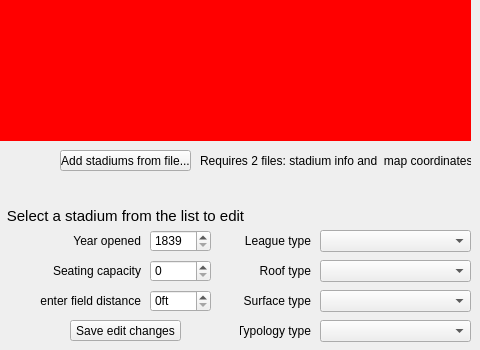
This is src/views/adminview.ui in minorleaguegrayonassociates/GrayonSlam as Qt 5 draws it before an edit; both pictures show x 230 to 710 and y 250 to 600 of the 710 by 600 pixel window. The edited form follows.
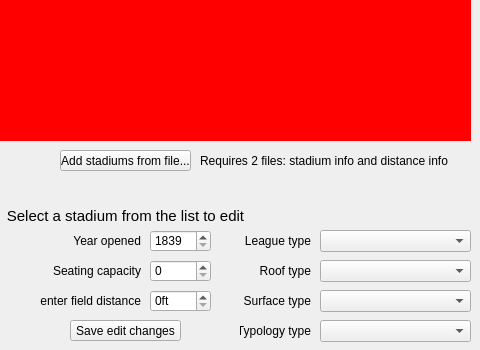
This is the edited form.

Commit message: Able to add new stadiums and distances from file

Patch:
```diff
--- a/src/views/adminview.ui
+++ b/src/views/adminview.ui
@@ -358,7 +358,7 @@
       <string notr="true"/>
      </property>
      <property name="text">
-      <string>Requires 2 files: stadium info and  map coordinates</string>
+      <string>Requires 2 files: stadium info and distance info</string>
      </property>
     </widget>
     <widget class="QComboBox" name="comboBox_stadTeamLeague">
```
The commit also changes 2 other files.
